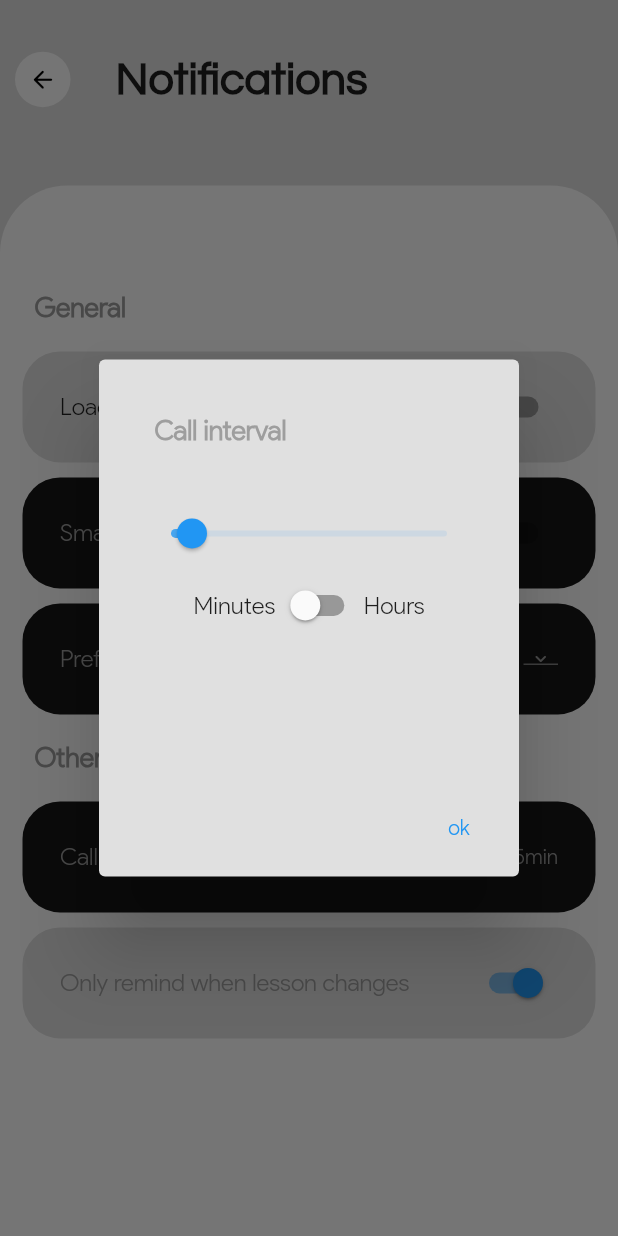
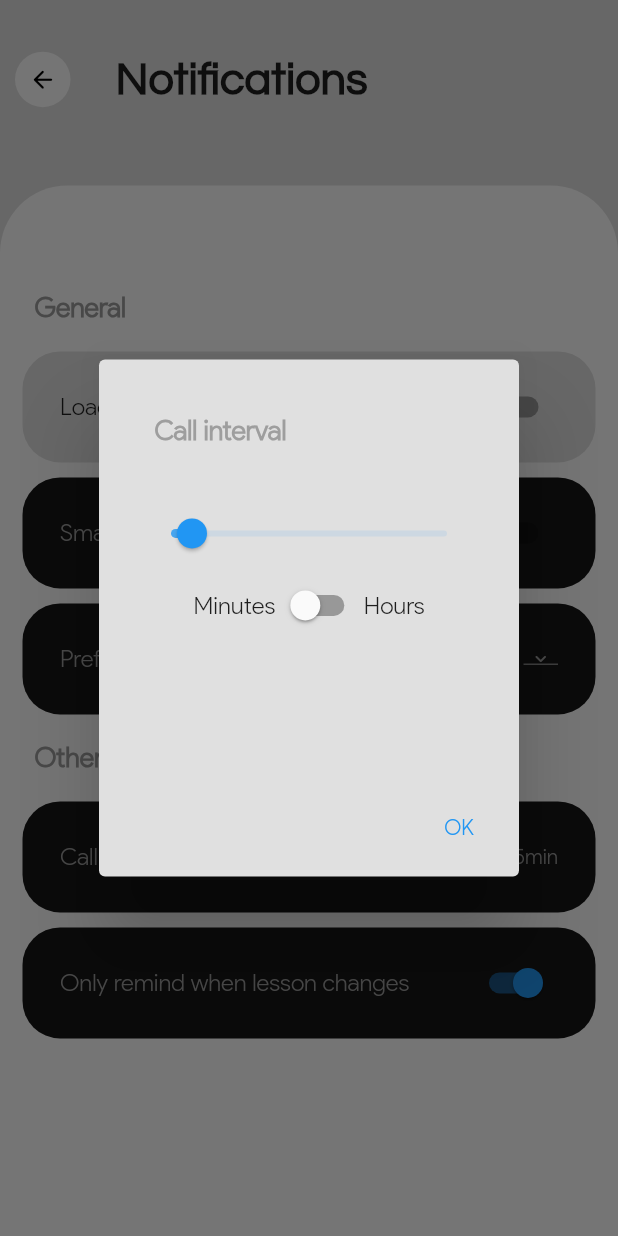
Before and after one commit to Sergey842248/Substitute, a Flutter app: the Notifications screen opened directly, after a tap on "Call interval", on a phone screen of 412 x 824 dp. Run offline on Flutter 3.47's test engine with Material 2 defaults, Android fonts, the phone set to English and light mode, and no system bars; our stand-ins replace awesome_notifications, device_info, flutter_svg, flutter_time_picker_spinner, fluttertoast, introduction_screen and 5 more; missing offline and left inert: angles, flutter_background_service, http_auth, qr_code_scanner, xml2json; accounts and stored records are empty; network calls fail.

Commit message:
"Only remind when lesson changes" is when notifications are disabled properly greyed out; some string fixes

```diff
--- a/lib/pages/dashboard/settings/Notifications.dart
+++ b/lib/pages/dashboard/settings/Notifications.dart
@@ -353,7 +353,7 @@ class _NotificationsState extends State<Notifications> {
                     actions: [
                       TextButton(
                         onPressed: () => Navigator.pop(context),
-                        child: Text('ok'),
+                        child: Text('OK'),
                       ),
                     ],
                     backgroundColor: Theme.of(context).backgroundColor,
@@ -376,6 +376,7 @@ class _NotificationsState extends State<Notifications> {
                   color: !_automaticLoad ? Colors.grey.shade500 : null,
                 ),
               ),
+              color: !_automaticLoad ? Color(0xff161616) : null,
               onClick: changeRemindOnlyChange,
               actionButton: Switch.adaptive(
                 value: _remindOnlyChange,
```
